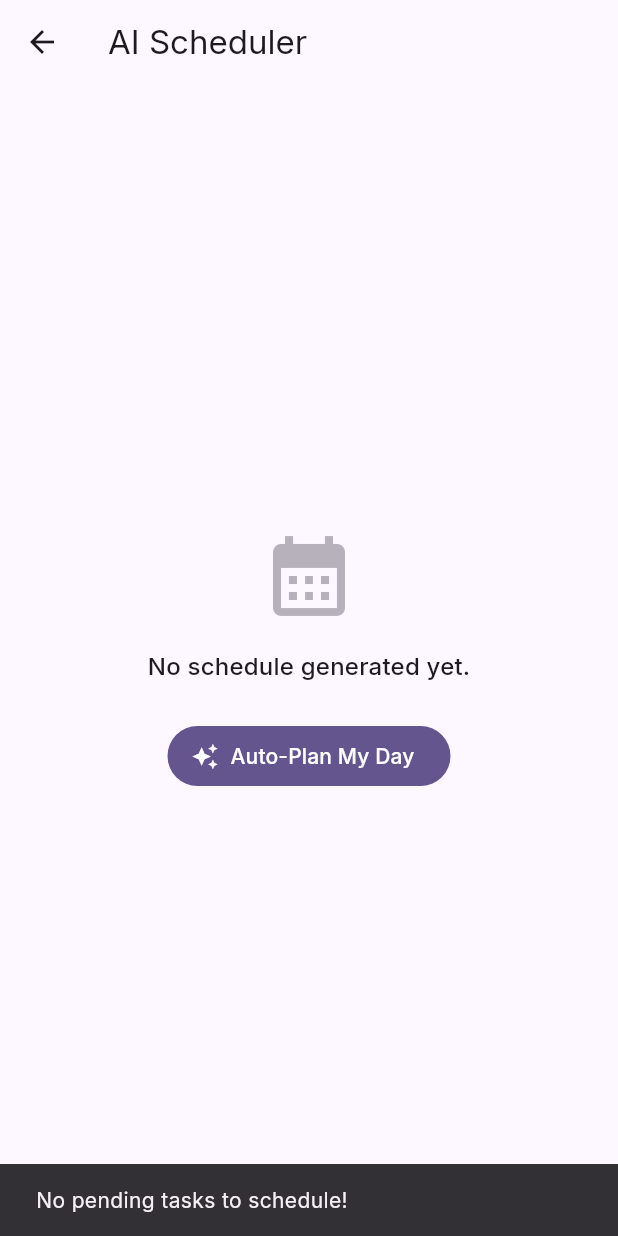
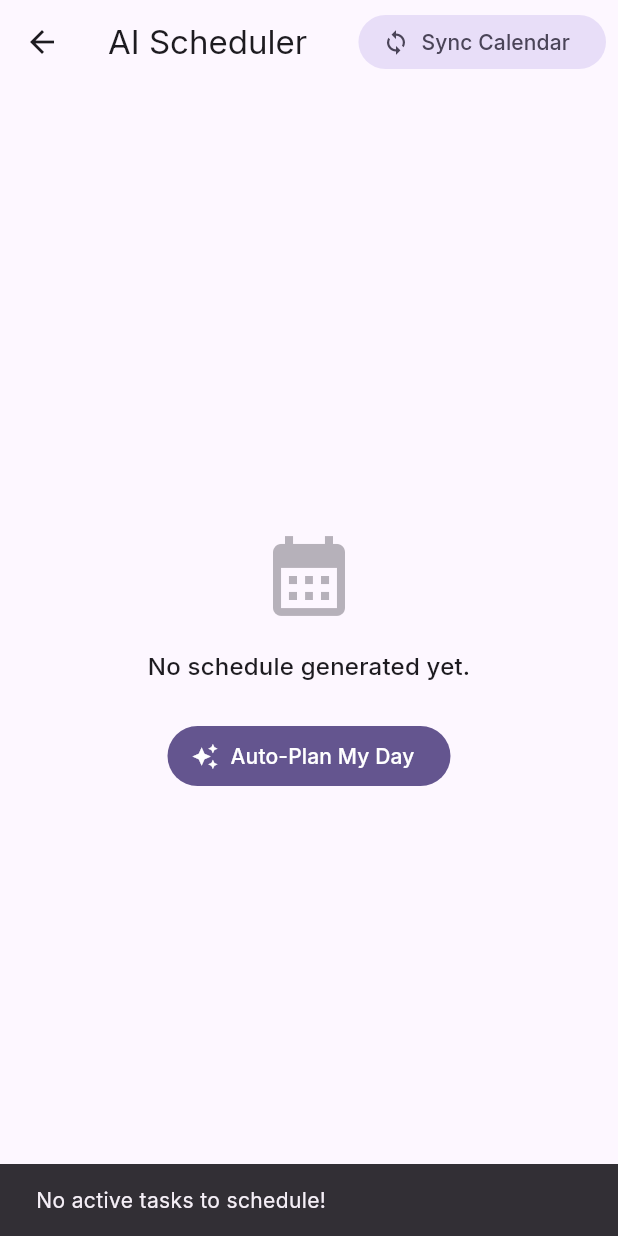
Before and after one commit to Sushrutha05/ResQ-AI, a Flutter app: the ScheduleScreen screen opened directly, after a tap on "Auto-Plan My Day", on a phone screen of 412 x 824 dp. Run offline on Flutter 3.47's test engine with Material 3 defaults, Android fonts, the light colour scheme and no system bars; our stand-ins replace cloud_firestore, firebase_auth, firebase_core, flutter_dotenv, flutter_riverpod, freezed_annotation and 4 more; missing offline and left inert: extension_google_sign_in_as_googleapis_auth, googleapis; accounts and stored records are empty.

Commit message:
Update:Calender Sync

```diff
--- a/lib/ai/scheduler/scheduler_models.dart
+++ b/lib/ai/scheduler/scheduler_models.dart
@@ -2,7 +2,7 @@ class ScheduleBlock {
   final DateTime startTime;
   final DateTime endTime;
   final String title;
-  final String type; // 'task' or 'break'
+  final String type; // 'task', 'break', or 'event'
   final String? taskId;
 
   ScheduleBlock({
--- /dev/null
+++ b/lib/features/calendar/domain/entities/calendar_event.dart
@@ -0,0 +1,19 @@
+import 'package:freezed_annotation/freezed_annotation.dart';
+
+part 'calendar_event.freezed.dart';
+part 'calendar_event.g.dart';
+
+@freezed
+abstract class CalendarEvent with _$CalendarEvent {
+  const factory CalendarEvent({
+    required String eventId,
+    required String title,
+    required DateTime startTime,
+    required DateTime endTime,
+    @Default(false) bool isAllDay,
+    String? description,
+    String? location,
+  }) = _CalendarEvent;
+
+  factory CalendarEvent.fromJson(Map<String, dynamic> json) => _$CalendarEventFromJson(json);
+}
--- /dev/null
+++ b/lib/features/calendar/domain/repositories/calendar_repository.dart
@@ -0,0 +1,6 @@
+import '../entities/calendar_event.dart';
+
+abstract class CalendarRepository {
+  /// Fetches events for the current day from the calendar
+  Future<List<CalendarEvent>> fetchTodayEvents();
+}
--- a/lib/features/schedule/presentation/screens/schedule_screen.dart
+++ b/lib/features/schedule/presentation/screens/schedule_screen.dart
@@ -2,6 +2,8 @@ import 'package:flutter/material.dart';
 import 'package:flutter_riverpod/flutter_riverpod.dart';
 import 'package:resq_ai/ai/scheduler/scheduler_provider.dart';
 import 'package:resq_ai/features/tasks/presentation/providers/task_providers.dart';
+import 'package:resq_ai/features/calendar/presentation/providers/calendar_providers.dart';
+import 'package:resq_ai/features/calendar/domain/entities/calendar_event.dart';
 
 class ScheduleScreen extends ConsumerStatefulWidget {
   const ScheduleScreen({super.key});
@@ -14,16 +16,12 @@ class _ScheduleScreenState extends ConsumerState<ScheduleScreen> {
   bool _isGenerating = false;
 
   Future<void> _generateSchedule() async {
-    print('DEBUG: _generateSchedule started.');
     final tasksList = await ref.read(userTasksStreamProvider.future);
-    print('DEBUG: Fetched ${tasksList.length} total tasks from stream.');
-    final pendingTasks = tasksList.where((t) => t.status != 'Completed').toList();
-    print('DEBUG: Filtered to ${pendingTasks.length} pending tasks.');
+    final pendingTasks = tasksList.where((t) => t.status != 'Completed' && t.status != 'Delayed').toList();
 
     if (pendingTasks.isEmpty) {
-      print('DEBUG: No pending tasks. Aborting.');
       ScaffoldMessenger.of(context).showSnackBar(
-        const SnackBar(content: Text('No pending tasks to schedule!')),
+        const SnackBar(content: Text('No active tasks to schedule!')),
       );
       return;
     }
@@ -31,10 +29,16 @@ class _ScheduleScreenState extends ConsumerState<ScheduleScreen> {
     setState(() => _isGenerating = true);
 
     try {
-      print('DEBUG: Calling scheduler agent...');
+      // Try to fetch calendar events, default to empty if it fails (e.g. not signed in)
+      List<CalendarEvent> events = [];
+      try {
+        events = await ref.read(todayCalendarEventsProvider.future);
+      } catch (e) {
+        print('Calendar fetch failed, proceeding without events: $e');
+      }
+
       final scheduler = ref.read(schedulerAgentProvider);
-      final schedule = await scheduler.generateSchedule(pendingTasks);
-      print('DEBUG: Generated ${schedule.length} schedule blocks. Updating state.');
+      final schedule = await scheduler.generateSchedule(pendingTasks, events);
 
       ref.read(generatedScheduleProvider.notifier).updateSchedule(schedule);
 
@@ -61,6 +65,30 @@ class _ScheduleScreenState extends ConsumerState<ScheduleScreen> {
       appBar: AppBar(
         title: const Text('AI Scheduler'),
         actions: [
+          Padding(
+            padding: const EdgeInsets.symmetric(horizontal: 8.0, vertical: 10.0),
+            child: FilledButton.tonalIcon(
+              icon: const Icon(Icons.sync, size: 18),
+              label: const Text('Sync Calendar'),
+              onPressed: () async {
+                try {
+                  await ref.read(googleSignInProvider).signIn();
+                  ref.invalidate(todayCalendarEventsProvider);
+                  if (context.mounted) {
+                    ScaffoldMessenger.of(context).showSnackBar(
+                      const SnackBar(content: Text('Google Calendar Synced Successfully!')),
+                    );
+                  }
+                } catch (e) {
+                  if (context.mounted) {
+                    ScaffoldMessenger.of(context).showSnackBar(
+                      SnackBar(content: Text('Calendar Sync Failed: $e')),
+                    );
+                  }
+                }
+              },
+            ),
+          ),
           if (schedule.isNotEmpty && !_isGenerating)
             IconButton(
               icon: const Icon(Icons.refresh),
@@ -103,24 +131,25 @@ class _ScheduleScreenState extends ConsumerState<ScheduleScreen> {
                   itemBuilder: (context, index) {
                     final block = schedule[index];
                     final isBreak = block.type == 'break';
+                    final isEvent = block.type == 'event';
 
                     final startStr = '${block.startTime.hour.toString().padLeft(2, '0')}:${block.startTime.minute.toString().padLeft(2, '0')}';
                     final endStr = '${block.endTime.hour.toString().padLeft(2, '0')}:${block.endTime.minute.toString().padLeft(2, '0')}';
 
                     return Card(
                       margin: const EdgeInsets.only(bottom: 12),
-                      color: isBreak ? theme.colorScheme.tertiaryContainer.withAlpha(50) : theme.colorScheme.surfaceContainer,
+                      color: isBreak ? theme.colorScheme.tertiaryContainer.withAlpha(50) : (isEvent ? theme.colorScheme.secondaryContainer.withAlpha(80) : theme.colorScheme.surfaceContainer),
                       elevation: 0,
                       shape: RoundedRectangleBorder(
                         borderRadius: BorderRadius.circular(12),
                         side: BorderSide(
-                          color: isBreak ? theme.colorScheme.tertiary.withAlpha(100) : theme.colorScheme.outlineVariant,
+                          color: isBreak ? theme.colorScheme.tertiary.withAlpha(100) : (isEvent ? theme.colorScheme.secondary.withAlpha(100) : theme.colorScheme.outlineVariant),
                         ),
                       ),
                       child: ListTile(
                         leading: Icon(
-                          isBreak ? Icons.coffee : Icons.task_alt,
-                          color: isBreak ? theme.colorScheme.tertiary : theme.colorScheme.primary,
+                          isBreak ? Icons.coffee : (isEvent ? Icons.event : Icons.task_alt),
+                          color: isBreak ? theme.colorScheme.tertiary : (isEvent ? theme.colorScheme.secondary : theme.colorScheme.primary),
                         ),
                         title: Text(
                           block.title,
@@ -135,14 +164,14 @@ class _ScheduleScreenState extends ConsumerState<ScheduleScreen> {
                             : Container(
                                 padding: const EdgeInsets.symmetric(horizontal: 8, vertical: 4),
                                 decoration: BoxDecoration(
-                                  color: theme.colorScheme.primaryContainer,
+                                  color: isEvent ? theme.colorScheme.secondary : theme.colorScheme.primaryContainer,
                                   borderRadius: BorderRadius.circular(8),
                                 ),
                                 child: Text(
-                                  'Focus Block',
+                                  isEvent ? 'Calendar Event' : 'Focus Block',
                                   style: TextStyle(
                                     fontSize: 10,
-                                    color: theme.colorScheme.onPrimaryContainer,
+                                    color: isEvent ? theme.colorScheme.onSecondary : theme.colorScheme.onPrimaryContainer,
                                     fontWeight: FontWeight.bold,
                                   ),
                                 ),
--- a/pubspec.yaml
+++ b/pubspec.yaml
@@ -45,6 +45,9 @@ dependencies:
   cloud_firestore: ^6.6.0
   google_generative_ai: ^0.4.7
   flutter_dotenv: ^6.0.1
+  googleapis: ^15.0.0
+  googleapis_auth: ^2.0.0
+  extension_google_sign_in_as_googleapis_auth: ^2.0.13
 
 dev_dependencies:
   flutter_test:
```
Also changed, not shown: lib/ai/scheduler/scheduler_agent.dart (+24 -8 lines), lib/features/calendar/data/repositories/google_calendar_repository.dart (added, +57 -0 lines), lib/features/calendar/presentation/providers/calendar_providers.dart (added, +33 -0 lines), lib/features/calendar/domain/entities/calendar_event.freezed.dart (added), lib/features/calendar/domain/entities/calendar_event.g.dart (added), pubspec.lock, 1 other file.
